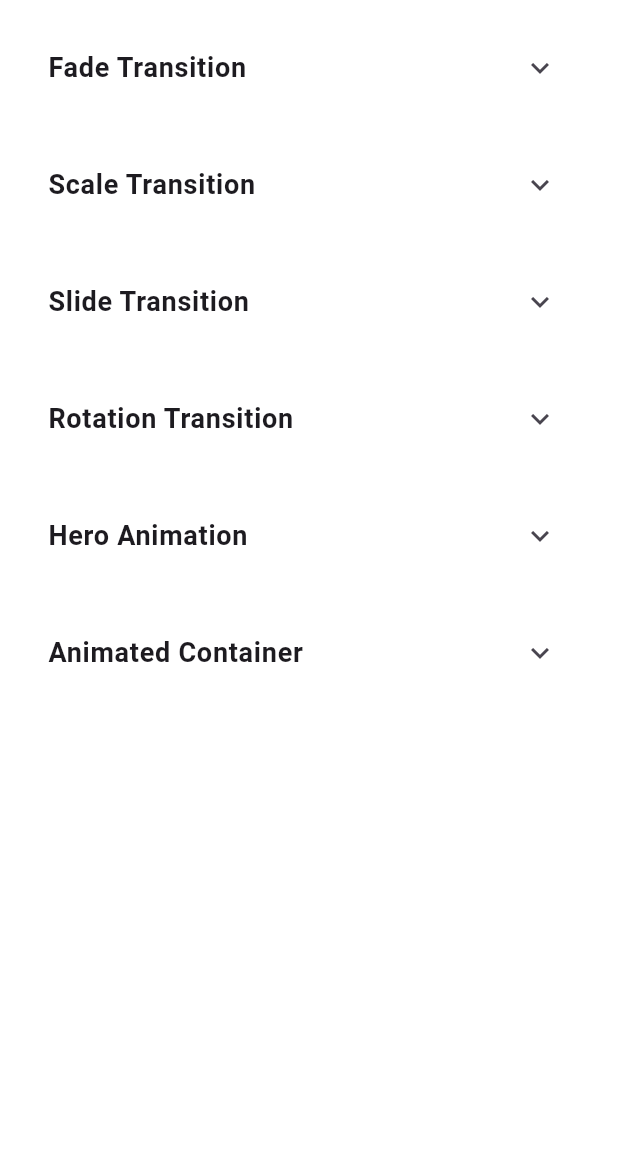
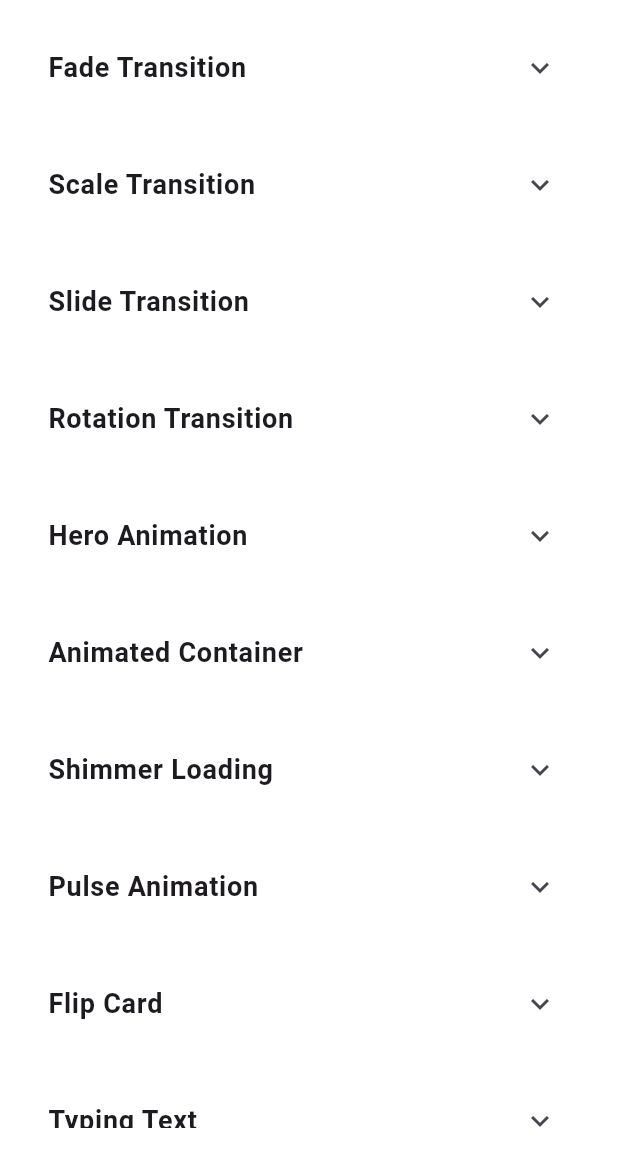
Before and after one commit to mmh-masud-03/flutter_essentials, a Flutter app: the UIAnimationsScreen screen opened by its route, on a phone screen of 412 x 824 dp, the part 84-1236 px from its top. Run offline on Flutter 3.47's test engine with Material 3 defaults, Android fonts, the phone set to English and light mode, and no system bars; our stand-ins replace carousel_slider, fl_chart, flutter_highlight, flutter_riverpod; missing offline and left inert: dart_style.

Commit message:
animations are added in animations screen

```diff
--- a/lib/screens/animations_screen.dart
+++ b/lib/screens/animations_screen.dart
@@ -4,8 +4,14 @@ import 'package:flutter_essentials/features/animations/fade_transition.dart';
 import 'package:flutter_essentials/features/animations/hero_animation.dart';
 import 'package:flutter_essentials/features/animations/rotation.dart';
 import 'package:flutter_essentials/features/animations/scale_transition.dart';
+import 'package:flutter_essentials/features/animations/shimmer_loading.dart';
 import 'package:flutter_essentials/features/animations/slide_transition.dart';
+import 'package:flutter_essentials/features/animations/typing.dart';
 import 'package:flutter_essentials/widgets/expendable_section.dart';
+
+import '../features/animations/flip_card.dart';
+import '../features/animations/particle.dart';
+import '../features/animations/pulse.dart';
 
 class UIAnimationsScreen extends StatelessWidget {
   const UIAnimationsScreen({super.key});
@@ -23,6 +29,16 @@ class UIAnimationsScreen extends StatelessWidget {
       _buildHeroAnimationSection(context),
       const SizedBox(height: 20),
       _buildAnimatedContainerSection(context),
+      const SizedBox(height: 20),
+      _buildShimmerSection(context),
+      const SizedBox(height: 20),
+      _buildPulseSection(context),
+      const SizedBox(height: 20),
+      _buildFlipCardSection(context),
+      const SizedBox(height: 20),
+      _buildTypingTextSection(context),
+      const SizedBox(height: 20),
+      _buildParticleSection(context),
     ];
   }
 
@@ -86,6 +102,76 @@ class UIAnimationsScreen extends StatelessWidget {
     );
   }
 
+  Widget _buildShimmerSection(BuildContext context) {
+    return ExpandableSection.buildExpandableSection(
+      context,
+      title: 'Shimmer Loading',
+      widget: const ShimmerLoadingAnimation(width: 200, height: 200),
+      description: 'Creates a shimmering effect to indicate loading.',
+      codeUrl: ""
+    );
+  }
+
+  Widget _buildPulseSection(BuildContext context) {
+    return ExpandableSection.buildExpandableSection(
+      context,
+      title: 'Pulse Animation',
+      widget: const PulseAnimation(child: Icon(Icons.favorite, size: 100, color: Colors.red)
+        ,),
+      description: 'Creates a pulsing effect on a widget.',
+      codeUrl: ""
+    );
+  }
+
+  Widget _buildFlipCardSection(BuildContext context) {
+    return ExpandableSection.buildExpandableSection(
+      context,
+      title: 'Flip Card',
+      widget: FlipCard(front:
+        Card(
+          child: Container(
+            height: 200,
+            width: 200,
+
+            child: Text('Front'),
+          ),
+        ),
+         back:
+        Card(
+          child: Container(
+            height: 200,
+            width: 200,
+
+            child: Text('Back'),
+          ),
+        )
+
+        ,),
+      description: 'Creates a card that flips to reveal another card.',
+      codeUrl: ""
+    );
+  }
+
+  Widget _buildTypingTextSection(BuildContext context) {
+    return ExpandableSection.buildExpandableSection(
+      context,
+      title: 'Typing Text',
+      widget: const TypingTextAnimation(text: 'Hello, World!', duration: Duration(seconds: 2)),
+      description: 'Simulates typing text on the screen.',
+      codeUrl: ""
+    );
+  }
+
+  Widget _buildParticleSection(BuildContext context) {
+    return ExpandableSection.buildExpandableSection(
+      context,
+      title: 'Particle Animation',
+      widget: const ParticleAnimation(),
+      description: 'Creates a particle effect on the screen.',
+      codeUrl: ""
+    );
+  }
+
   @override
   Widget build(BuildContext context) {
     return Scaffold(
```
